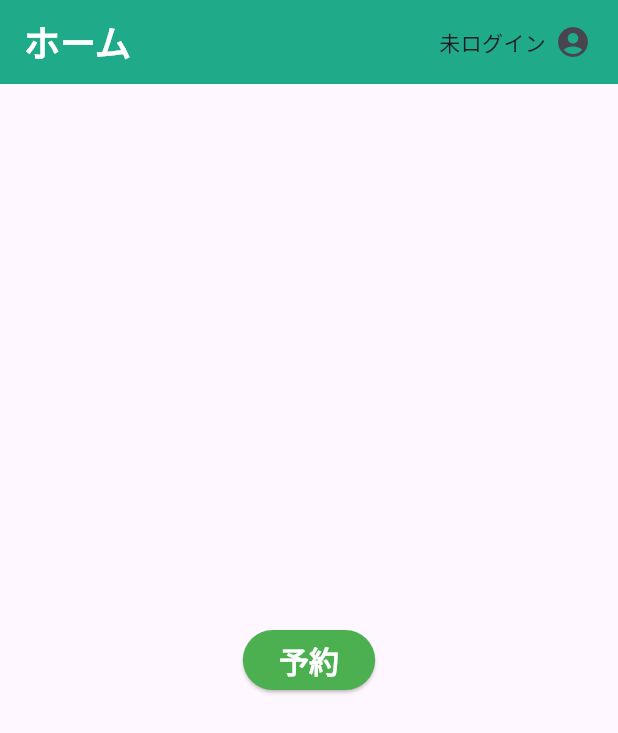
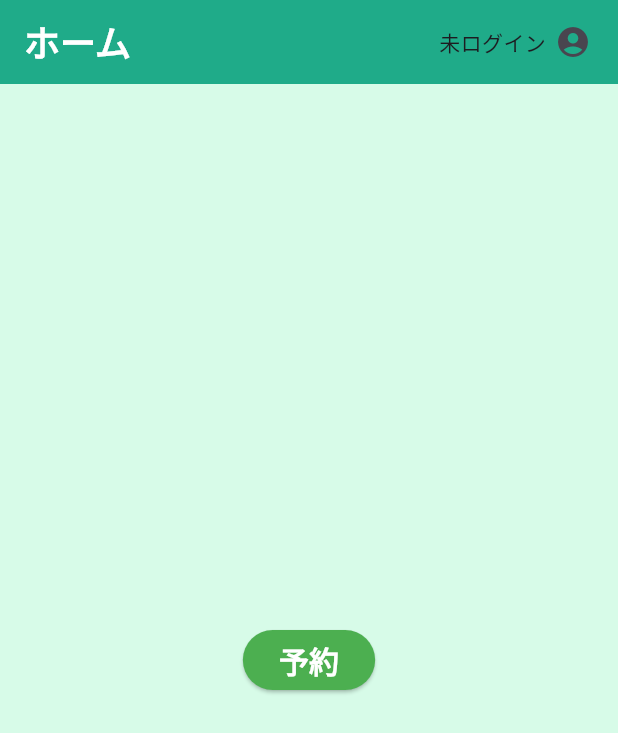
Before and after one commit to shogoisaji/tooth_reservation, a Flutter app: the screen it shows after launch, after a tap on "ログインしなで利用", on a phone screen of 412 x 824 dp. Shown: the top 733 px of the screen. Run offline on Flutter 3.47's test engine with Material 3 defaults, Android fonts, the light colour scheme and no system bars; our stand-ins replace flutter_hooks, flutter_riverpod, font_awesome_flutter, freezed_annotation, go_router, hooks_riverpod and 4 more; accounts and stored records are empty; generated files the repository leaves out were written again; network calls fail; Roboto replaces fonts that are missing (M PLUS Rounded 1c).

Commit message:
♻️ refactor many

```diff
--- a/lib/models/reservation/reservation.dart
+++ b/lib/models/reservation/reservation.dart
@@ -9,7 +9,7 @@ class Reservation with _$Reservation {
 
   const factory Reservation({
     int? id,
-    required DateTime date,
+    required DateTime reservationDate,
     String? userId,
     String? userName,
     String? email,
@@ -21,7 +21,7 @@ class Reservation with _$Reservation {
 
   factory Reservation.validate({
     int? id,
-    required DateTime date,
+    required DateTime reservationDate,
     String? userId,
     String? userName,
     String? email,
@@ -33,7 +33,7 @@ class Reservation with _$Reservation {
     }
     return Reservation(
       id: id,
-      date: date,
+      reservationDate: reservationDate,
       userId: userId,
       userName: userName,
       email: email,
--- a/lib/pages/login_page.dart
+++ b/lib/pages/login_page.dart
@@ -10,6 +10,7 @@ class LoginPage extends HookConsumerWidget {
 
   @override
   Widget build(BuildContext context, WidgetRef ref) {
+    const double gap = 16.0;
     final TextEditingController _emailController = useTextEditingController();
     final TextEditingController _passwordController = useTextEditingController();
 
@@ -22,16 +23,12 @@ class LoginPage extends HookConsumerWidget {
       return null;
     }, []);
 
-    return Scaffold(
-      appBar: AppBar(
-        title: const Text('ログイン'),
-      ),
-      body: Center(
+    return Center(
       child: Container(
         constraints: const BoxConstraints(maxWidth: 600),
         padding: const EdgeInsets.all(16.0),
         child: Form(
-            child: ListView(
+          child: Column(
             children: <Widget>[
               TextFormField(
                 decoration: const InputDecoration(
@@ -46,6 +43,7 @@ class LoginPage extends HookConsumerWidget {
                 },
                 keyboardType: TextInputType.emailAddress,
               ),
+              const SizedBox(height: gap),
               TextFormField(
                 decoration: const InputDecoration(
                   labelText: 'パスワード',
@@ -63,9 +61,19 @@ class LoginPage extends HookConsumerWidget {
                   return null;
                 },
               ),
-                const SizedBox(height: 16.0),
+              const SizedBox(height: gap * 1.5),
               ElevatedButton(
-                    child: const Text('ログイン'),
+                  style: ElevatedButton.styleFrom(
+                    minimumSize: const Size(double.infinity, 50),
+                    elevation: 3,
+                    backgroundColor: Colors.green,
+                  ),
+                  child: const Text('ログイン',
+                      style: TextStyle(
+                        color: Colors.white,
+                        fontSize: 16.0,
+                        fontWeight: FontWeight.bold,
+                      )),
                   onPressed: () async {
                     final res = await _authService.signIn(
                       _emailController.text,
@@ -91,13 +99,14 @@ class LoginPage extends HookConsumerWidget {
                       );
                     }
                   }),
-                const SizedBox(height: 12.0),
+              const SizedBox(height: gap),
               TextButton(
                 child: const Text('Sign Up'),
                 onPressed: () {
                   context.go('/login/signup');
                 },
               ),
+              const SizedBox(height: gap),
               TextButton(
                 child: const Text('パスワードを忘れましたか？'),
                 onPressed: () {
@@ -127,17 +136,24 @@ class LoginPage extends HookConsumerWidget {
                   );
                 },
               ),
+              const SizedBox(height: gap),
               ElevatedButton(
-                  child: const Text('ログインしなで利用'),
+                style: ElevatedButton.styleFrom(
+                  minimumSize: const Size(double.infinity, 50),
+                  elevation: 3,
+                  backgroundColor: Colors.green,
+                ),
+                child: const Text('ログインしなで利用',
+                    style: TextStyle(
+                      color: Colors.white,
+                      fontSize: 16.0,
+                      fontWeight: FontWeight.bold,
+                    )),
                 onPressed: () {
                   context.go('/home');
                 },
               ),
-                SizedBox(
-                  height: 16.0,
-                ),
             ],
-            ),
           ),
         ),
       ),
--- a/lib/pages/reservation_form.dart
+++ b/lib/pages/reservation_form.dart
@@ -120,7 +120,7 @@ class ReservationFormPage extends HookConsumerWidget {
                             userName: _userNameController.text,
                             email: _emailController.text,
                             phoneNumber: _phoneNumberController.text,
-                            date: selectTime,
+                            reservationDate: selectTime,
                           );
                           final error = await _client.insertReservation(res);
                           if (error != null && context.mounted) {
--- a/lib/repositories/supabase/supabase_auth_repository.dart
+++ b/lib/repositories/supabase/supabase_auth_repository.dart
@@ -16,6 +16,15 @@ class SupabaseAuthRepository {
   final SupabaseClient _client;
 
   User? get authUser => _client.auth.currentUser;
+
+  Stream<Session?> streamSession() {
+    StreamController<Session?> sessionController = StreamController<Session?>();
+    _client.auth.onAuthStateChange.listen((data) {
+      final session = data.session;
+      sessionController.add(session);
+    });
+    return sessionController.stream;
+  }
 
 // Email and password sign up
   Future<String?> signUp(String email, String password, String username, String? phoneNumber) async {
@@ -57,3 +66,25 @@ class SupabaseAuthRepository {
     await _client.auth.reauthenticate();
   }
 }
+
+// sessionを監視する
+@riverpod
+Stream<Session?> sessionStateStream(SessionStateStreamRef ref) {
+  final session = ref.watch(supabaseAuthRepositoryProvider).streamSession();
+  return session;
+}
+
+@riverpod
+Session? sessionState(SessionStateRef ref) {
+  final session = ref.watch(sessionStateStreamProvider);
+  return session.when(
+    loading: () => null,
+    error: (e, __) {
+      print("error: $e");
+      return null;
+    },
+    data: (d) {
+      return d;
+    },
+  );
+}
--- a/lib/routes/router.dart
+++ b/lib/routes/router.dart
@@ -3,7 +3,7 @@ import 'package:font_awesome_flutter/font_awesome_flutter.dart';
 import 'package:go_router/go_router.dart';
 import 'package:flutter_riverpod/flutter_riverpod.dart';
 import 'package:riverpod_annotation/riverpod_annotation.dart';
-import 'package:tooth_reservation/models/user/logged_in_user.dart';
+import 'package:supabase_flutter/supabase_flutter.dart';
 import 'package:tooth_reservation/pages/account_page.dart';
 import 'package:tooth_reservation/pages/home_page.dart';
 import 'package:tooth_reservation/pages/login_page.dart';
@@ -17,20 +17,27 @@ part 'router.g.dart';
 
 @riverpod
 GoRouter router(RouterRef ref) {
-  // 仮のログインユーザー
-  final String? loggedInUser = ref.watch(supabaseAuthRepositoryProvider).authUser?.userMetadata?['user_name'];
-  final bool _isLoggedIn = ref.watch(supabaseAuthRepositoryProvider).authUser != null;
+  final Session? session = ref.watch(sessionStateProvider);
+  final String? loggedInUser = session != null ? session.user.userMetadata!['user_name'] : null;
   final routes = [
     GoRoute(
       path: '/login',
       builder: (BuildContext context, GoRouterState state) {
-        return const LoginPage();
+        return Scaffold(
+            backgroundColor: const Color(MyColor.mint4),
+            appBar: AppBar(
+              backgroundColor: const Color(MyColor.mint1),
+              title:
+                  const Text('ログイン', style: TextStyle(color: Colors.white, fontSize: 24, fontWeight: FontWeight.bold)),
+            ),
+            body: const LoginPage());
       },
       routes: [
         GoRoute(
           path: 'signup',
           builder: (BuildContext context, GoRouterState state) {
             return Scaffold(
+              backgroundColor: const Color(MyColor.mint4),
               appBar: AppBar(title: const Text('サインアップ')),
               body: SignUpPage(),
             );
@@ -42,6 +49,7 @@ GoRouter router(RouterRef ref) {
       path: '/home',
       builder: (BuildContext context, GoRouterState state) {
         return Scaffold(
+          backgroundColor: const Color(MyColor.mint4),
           appBar: AppBar(
             title: const Text('ホーム', style: TextStyle(color: Colors.white, fontSize: 24, fontWeight: FontWeight.bold)),
             backgroundColor: const Color(MyColor.mint1),
@@ -68,6 +76,7 @@ GoRouter router(RouterRef ref) {
           path: 'reservation',
           builder: (BuildContext context, GoRouterState state) {
             return Scaffold(
+              backgroundColor: const Color(MyColor.mint4),
               appBar: AppBar(
                 title:
                     const Text('予約', style: TextStyle(color: Colors.white, fontSize: 24, fontWeight: FontWeight.bold)),
@@ -85,6 +94,7 @@ GoRouter router(RouterRef ref) {
               path: 'reservation_form',
               builder: (BuildContext context, GoRouterState state) {
                 return Scaffold(
+                  backgroundColor: const Color(MyColor.mint4),
                   appBar: AppBar(
                       title: const Text('予約フォーム',
                           style: TextStyle(color: Colors.white, fontSize: 24, fontWeight: FontWeight.bold)),
@@ -103,8 +113,11 @@ GoRouter router(RouterRef ref) {
           path: 'account',
           builder: (BuildContext context, GoRouterState state) {
             return Scaffold(
+              backgroundColor: const Color(MyColor.mint4),
               appBar: AppBar(
-                title: const Text('アカウント'),
+                backgroundColor: const Color(MyColor.mint1),
+                title: const Text('アカウント',
+                    style: TextStyle(color: Colors.white, fontSize: 24, fontWeight: FontWeight.bold)),
                 leading: IconButton(
                   icon: const FaIcon(FontAwesomeIcons.chevronLeft, color: Colors.white),
                   onPressed: () => GoRouter.of(context).pop(),
@@ -119,7 +132,7 @@ GoRouter router(RouterRef ref) {
   ];
 
   return GoRouter(
-    initialLocation: _isLoggedIn ? '/home' : '/login',
+    initialLocation: session != null ? '/home' : '/login',
     routes: routes,
   );
 }
```
Also changed, not shown: lib/models/reservation/reservation_list.dart (+5 -3 lines), lib/pages/reservation_page.dart (+31 -9 lines), lib/repositories/supabase/supabase_repository.dart (+15 -15 lines), lib/widgets/reservation_select_widget.dart (+4 -16 lines), lib/models/reservation/reservation.freezed.dart, lib/models/reservation/reservation.g.dart, lib/models/reservation/reservation_list.g.dart, lib/repositories/supabase/supabase_auth_repository.g.dart, lib/routes/router.g.dart. Lines whose indentation alone changed are shown as unchanged.
